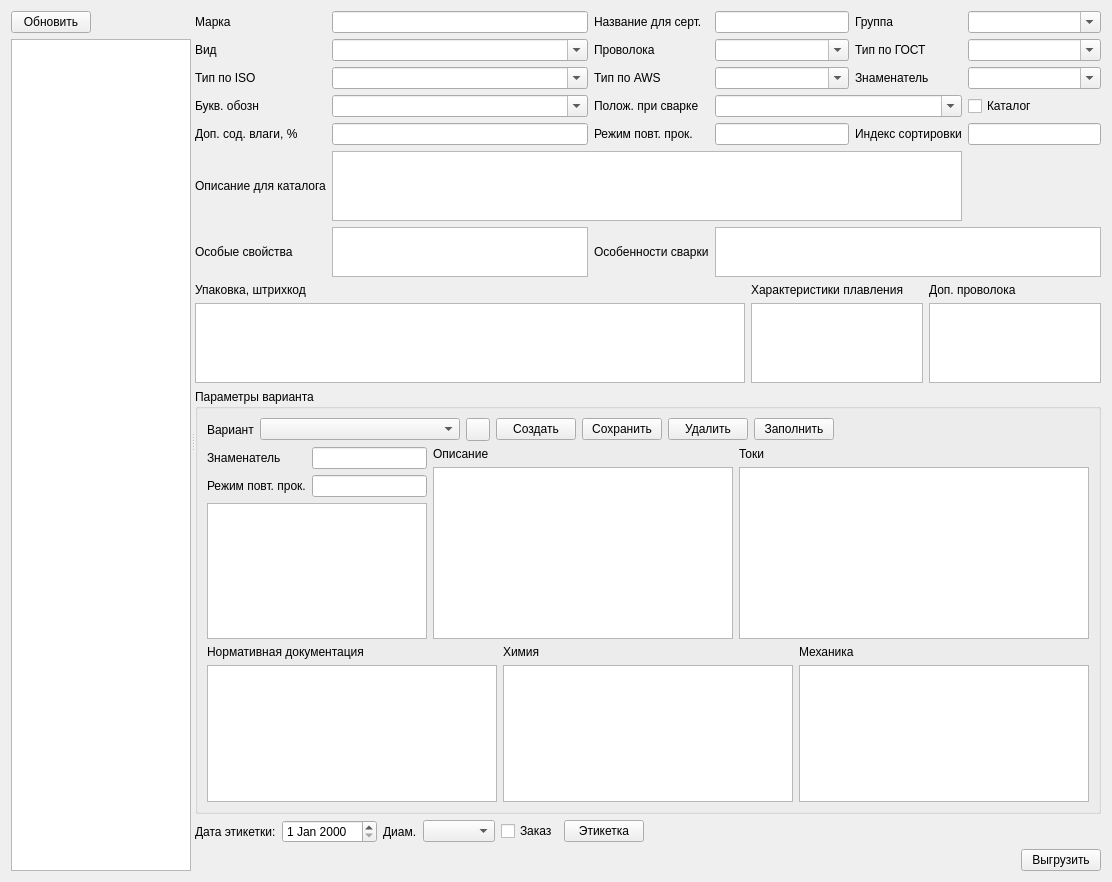
This is formmark.ui in Sergeyego/el_sert as Qt 5 draws it before an edit. The edited form follows.
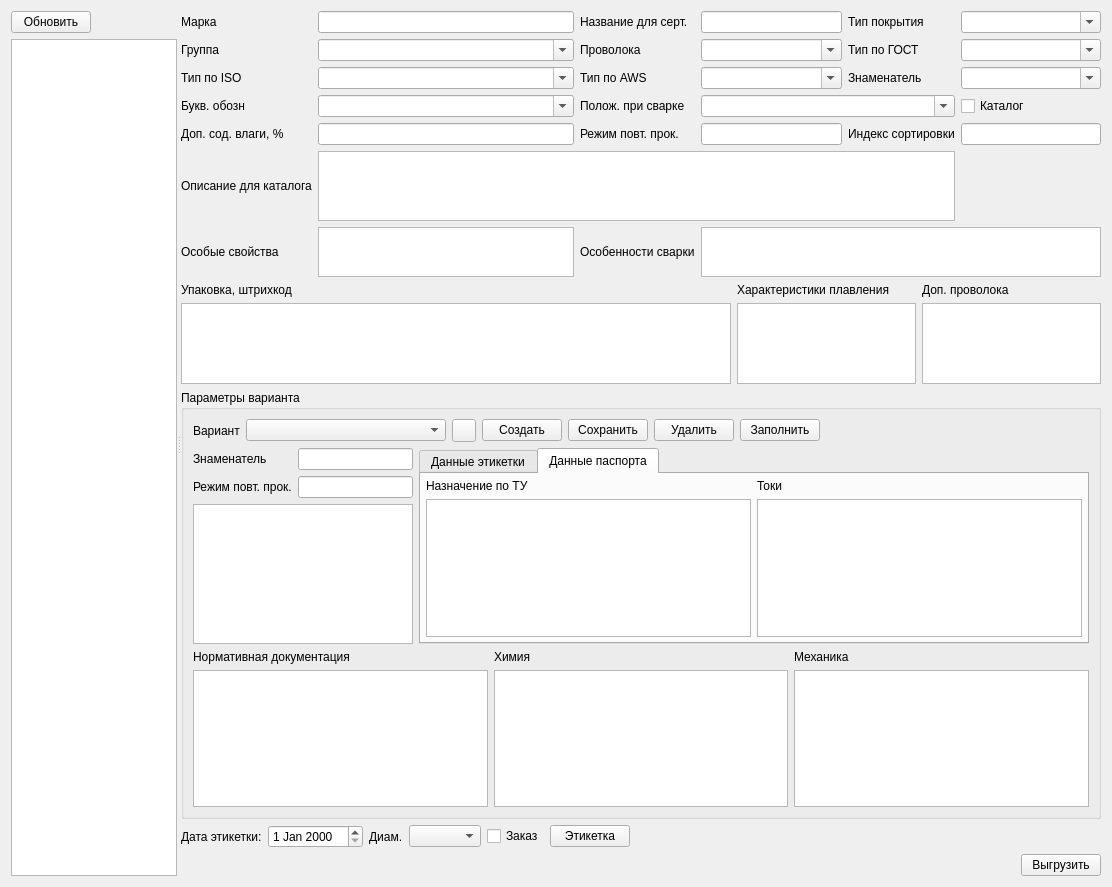
This is the edited form. The open tabs and pages were chosen to show the change. Icons and pictures are not drawn. Custom widgets are drawn as their Qt base class.

Commit message: добавлены токи для паспорта

```diff
--- a/formmark.ui
+++ b/formmark.ui
@@ -7,13 +7,13 @@
     <x>0</x>
     <y>0</y>
     <width>1112</width>
-    <height>882</height>
+    <height>887</height>
    </rect>
   </property>
   <property name="windowTitle">
    <string>Form</string>
   </property>
-  <layout class="QVBoxLayout" name="verticalLayout_10">
+  <layout class="QHBoxLayout" name="horizontalLayout_4">
    <item>
     <widget class="QSplitter" name="splitter">
      <property name="orientation">
@@ -149,7 +149,7 @@
          <item row="1" column="0">
           <widget class="QLabel" name="label_4">
            <property name="text">
-            <string>Вид</string>
+            <string>Группа</string>
            </property>
           </widget>
          </item>
@@ -194,7 +194,7 @@
          <item row="0" column="4">
           <widget class="QLabel" name="label_3">
            <property name="text">
-            <string>Группа</string>
+            <string>Тип покрытия</string>
            </property>
           </widget>
          </item>
@@ -526,6 +526,28 @@
               </item>
              </layout>
             </item>
+            <item>
+             <widget class="QTabWidget" name="tabWidget">
+              <property name="currentIndex">
+               <number>0</number>
+              </property>
+              <widget class="QWidget" name="tab">
+               <attribute name="title">
+                <string>Данные этикетки</string>
+               </attribute>
+               <layout class="QHBoxLayout" name="horizontalLayout_5">
+                <property name="leftMargin">
+                 <number>5</number>
+                </property>
+                <property name="topMargin">
+                 <number>5</number>
+                </property>
+                <property name="rightMargin">
+                 <number>5</number>
+                </property>
+                <property name="bottomMargin">
+                 <number>5</number>
+                </property>
             <item>
              <layout class="QVBoxLayout" name="verticalLayout_4">
               <item>
@@ -569,6 +591,57 @@
              </layout>
             </item>
            </layout>
+              </widget>
+              <widget class="QWidget" name="tab_2">
+               <attribute name="title">
+                <string>Данные паспорта</string>
+               </attribute>
+               <layout class="QHBoxLayout" name="horizontalLayout_7">
+                <property name="leftMargin">
+                 <number>5</number>
+                </property>
+                <property name="topMargin">
+                 <number>5</number>
+                </property>
+                <property name="rightMargin">
+                 <number>5</number>
+                </property>
+                <property name="bottomMargin">
+                 <number>5</number>
+                </property>
+                <item>
+                 <layout class="QVBoxLayout" name="verticalLayout_10">
+                  <item>
+                   <widget class="QLabel" name="label_31">
+                    <property name="text">
+                     <string>Назначение по ТУ</string>
+                    </property>
+                   </widget>
+                  </item>
+                  <item>
+                   <widget class="QPlainTextEdit" name="plainTextEditDescrTu"/>
+                  </item>
+                 </layout>
+                </item>
+                <item>
+                 <layout class="QVBoxLayout" name="verticalLayout_13">
+                  <item>
+                   <widget class="QLabel" name="label_32">
+                    <property name="text">
+                     <string>Токи</string>
+                    </property>
+                   </widget>
+                  </item>
+                  <item>
+                   <widget class="DbViewer" name="tableViewAmpTu"/>
+                  </item>
+                 </layout>
+                </item>
+               </layout>
+              </widget>
+             </widget>
+            </item>
+           </layout>
           </item>
           <item>
            <layout class="QHBoxLayout" name="horizontalLayout_2">
```
Left out of the diff: 56 changed lines with no effect on the pictures. Lines whose indentation alone changed are shown as unchanged. The commit also changes 11 other files.
